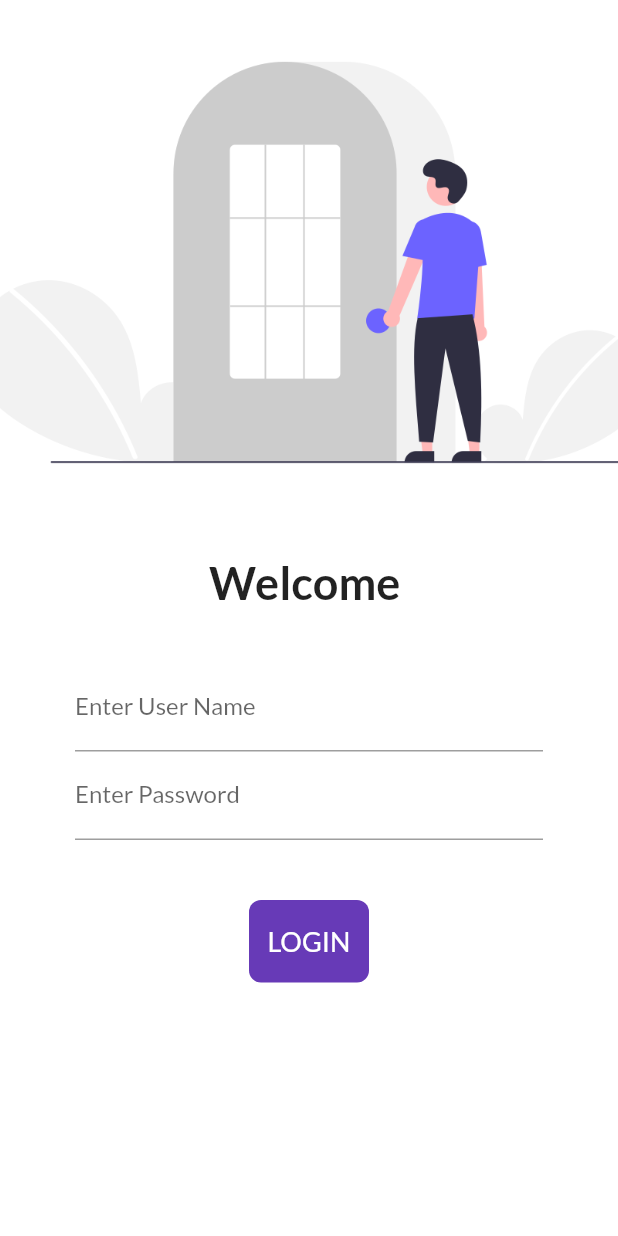
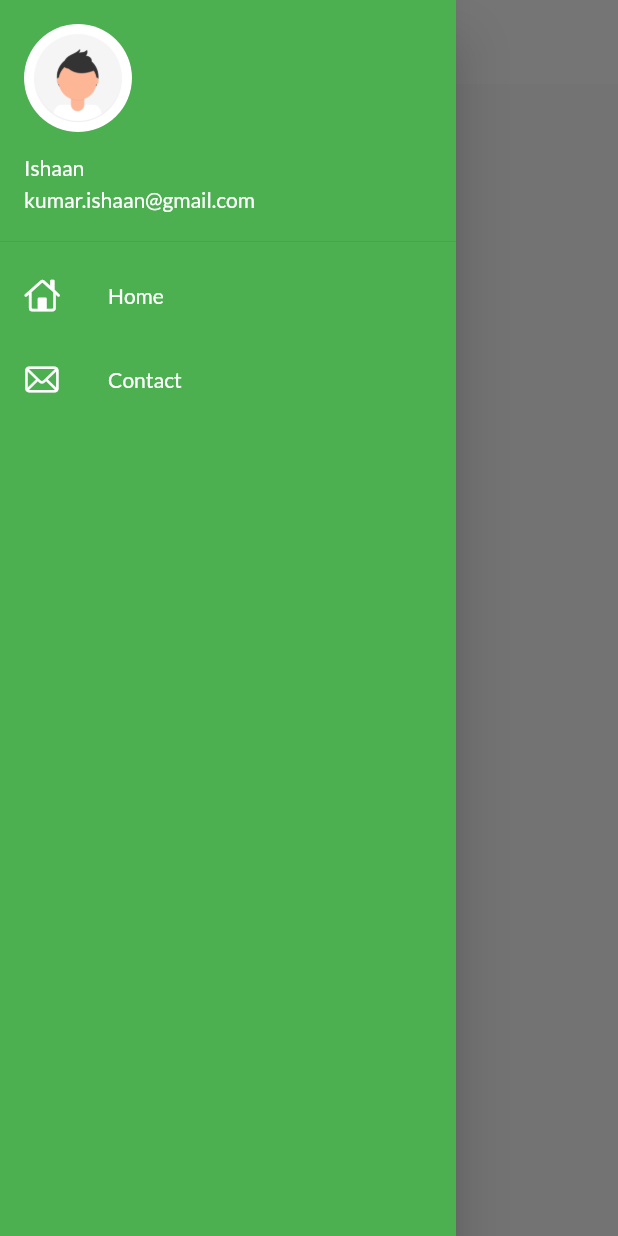
Before and after one commit to Ishaankr2001/Catalogue, a Flutter app: the screen it shows after launch, with the side drawer open (before the commit the screen has no drawer), on a phone screen of 412 x 824 dp. Run offline on Flutter 3.47's test engine with Material 2 defaults, Android fonts, the phone set to English and light mode, and no system bars; our stand-ins replace google_fonts.

Commit message:
AppBarTheme and Drawer

```diff
--- a/lib/main.dart
+++ b/lib/main.dart
@@ -1,6 +1,7 @@
 import 'package:catalogue/screens/login.dart';
 import 'package:catalogue/screens/home.dart';
 import 'package:catalogue/utils/routes.dart';
+import 'package:catalogue/widgets/themes.dart';
 import 'package:flutter/material.dart';
 import 'package:google_fonts/google_fonts.dart';
 
@@ -11,10 +12,10 @@ class MyApp extends StatelessWidget {
   Widget build(BuildContext context) {
     return MaterialApp(
       themeMode: ThemeMode.light,
-      theme: ThemeData(
-        primarySwatch: Colors.deepPurple,
-        fontFamily: GoogleFonts.lato().fontFamily,
-      ),
+      theme: MyTheme.lightTheme(context),
+      darkTheme: MyTheme.darkTheme(context),
+      debugShowCheckedModeBanner: false,
+      initialRoute: MyRoutes.homeRoute,
       routes: {
         "/": (context) => Login(),
         MyRoutes.homeRoute: (context) => Homepage(),
--- a/lib/screens/home.dart
+++ b/lib/screens/home.dart
@@ -1,3 +1,4 @@
+import 'package:catalogue/widgets/drawer.dart';
 import 'package:flutter/material.dart';
 
 class Homepage extends StatelessWidget {
@@ -15,7 +16,7 @@ class Homepage extends StatelessWidget {
           ),
         ),
       ),
-      drawer: Drawer(),
+      drawer: MyDrawer(),
     );
   }
 }
--- a/lib/screens/login.dart
+++ b/lib/screens/login.dart
@@ -84,7 +84,7 @@ class _LoginState extends State<Login> {
                     ),
                     SizedBox(height: 40),
                     Material(
-                      color: Colors.deepPurple,
+                      color: Colors.green,
                       borderRadius:
                           BorderRadius.circular(changebutton ? 55 : 8),
                       child: InkWell(
--- /dev/null
+++ b/lib/widgets/drawer.dart
@@ -0,0 +1,49 @@
+import 'package:flutter/cupertino.dart';
+import 'package:flutter/material.dart';
+
+class MyDrawer extends StatelessWidget {
+  final imageurl =
+      "https://images.unsplash.com/photo-1503023345310-bd7c1de61c7d?ixid=MnwxMjA3fDB8MHxzZWFyY2h8M3x8aHVtYW58ZW58MHx8MHx8&ixlib=rb-1.2.1&w=1000&q=80";
+
+  @override
+  Widget build(BuildContext context) {
+    return Drawer(
+      child: Container(
+        color: Colors.green,
+        child: ListView(
+          padding: EdgeInsets.zero,
+          children: [
+            UserAccountsDrawerHeader(
+                accountName: Text("Ishaan"),
+                accountEmail: Text("kumar.ishaan@gmail.com"),
+                currentAccountPicture: CircleAvatar(
+                  backgroundImage: AssetImage('assets/images/avatar.png'),
+                )),
+            ListTile(
+              leading: Icon(
+                CupertinoIcons.home,
+                color: Colors.white,
+              ),
+              title: Text(
+                "Home",
+                textScaleFactor: 1,
+                style: TextStyle(color: Colors.white),
+              ),
+            ),
+            ListTile(
+              leading: Icon(
+                CupertinoIcons.mail,
+                color: Colors.white,
+              ),
+              title: Text(
+                "Contact",
+                textScaleFactor: 1,
+                style: TextStyle(color: Colors.white),
+              ),
+            )
+          ],
+        ),
+      ),
+    );
+  }
+}
--- /dev/null
+++ b/lib/widgets/themes.dart
@@ -0,0 +1,20 @@
+import 'package:flutter/material.dart';
+import 'package:google_fonts/google_fonts.dart';
+
+class MyTheme {
+  static ThemeData lightTheme(BuildContext context) => ThemeData(
+      primarySwatch: Colors.green,
+      fontFamily: GoogleFonts.lato().fontFamily,
+      appBarTheme: AppBarTheme(
+        color: Colors.white,
+        elevation: 0.0,
+        iconTheme: IconThemeData(
+          color: Colors.black,
+        ),
+        textTheme: Theme.of(context).textTheme,
+      ));
+
+  static ThemeData darkTheme(BuildContext context) => ThemeData(
+        brightness: Brightness.dark,
+      );
+}
--- a/pubspec.yaml
+++ b/pubspec.yaml
@@ -46,7 +46,6 @@ flutter:
   uses-material-design: true
   assets:
     - assets/images/
-
   # To add assets to your application, add an assets section, like this:
   # assets:
   #   - images/a_dot_burr.jpeg
```
Also changed, not shown: assets/images/avatar.png (added), assets/images/login.png.
